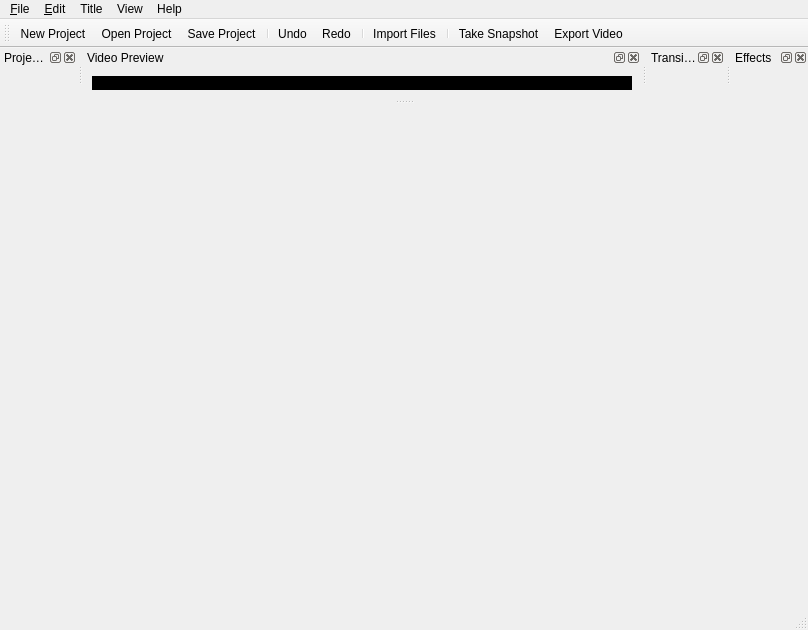
OpenShot/openshot-qt, file src/windows/ui/main-window.ui: the form before one commit.
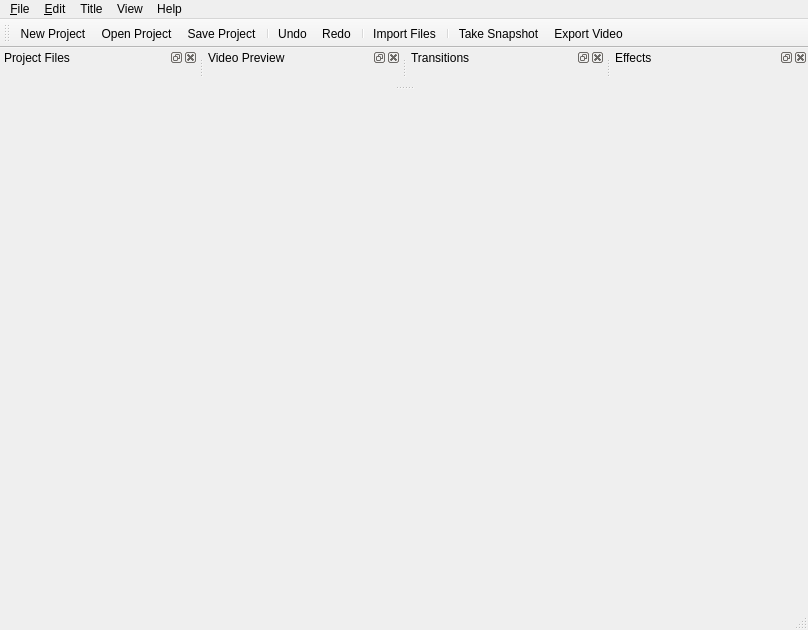
The form after the commit. Icons and pictures are not drawn.

Commit message: Added custom video player QWidget, integrated with libopenshot VideoRenderer.

What changed in the file:
```diff
--- a/src/windows/ui/main-window.ui
+++ b/src/windows/ui/main-window.ui
@@ -203,27 +203,7 @@
    <widget class="QWidget" name="dockWidgetContents_2">
     <layout class="QGridLayout" name="gridLayout_3">
      <item row="0" column="1">
-      <layout class="QVBoxLayout" name="tabVideo">
-       <item>
-        <widget class="QLabel" name="videoPreview">
-         <property name="minimumSize">
-          <size>
-           <width>400</width>
-           <height>0</height>
-          </size>
-         </property>
-         <property name="styleSheet">
-          <string notr="true">background-color: #000000;</string>
-         </property>
-         <property name="text">
-          <string/>
-         </property>
-         <property name="alignment">
-          <set>Qt::AlignCenter</set>
-         </property>
-        </widget>
-       </item>
-      </layout>
+      <layout class="QVBoxLayout" name="tabVideo"/>
      </item>
     </layout>
    </widget>
```
Left out of the diff: 2 changed lines with no effect on the pictures. The commit also changes 3 other files.
